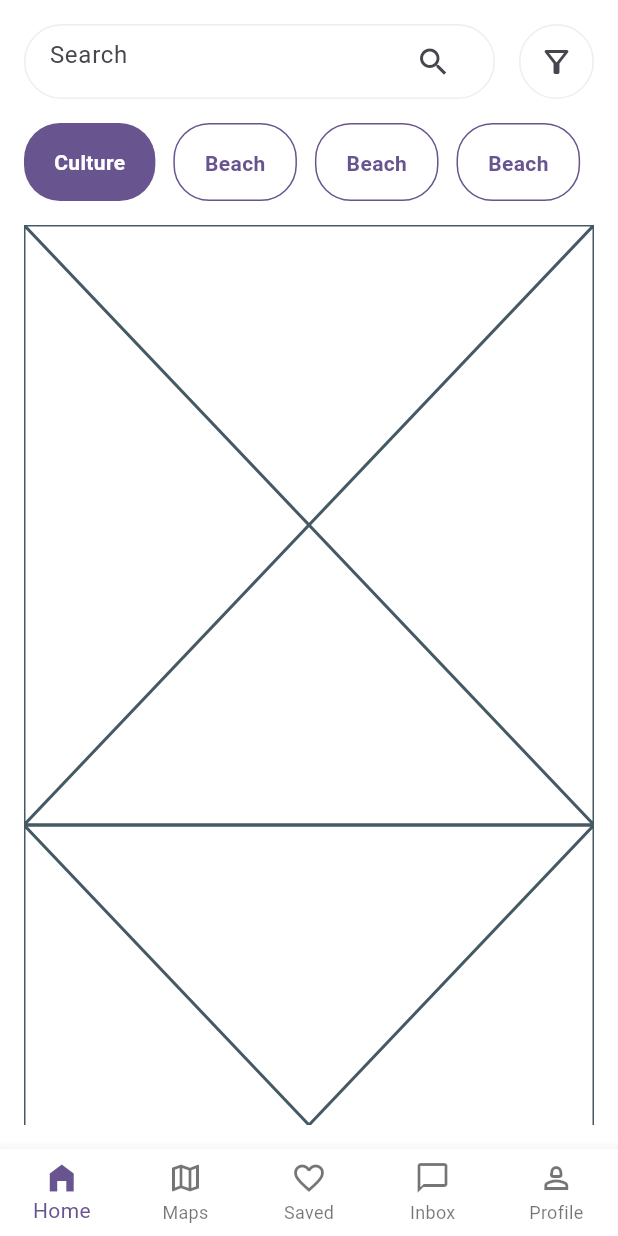
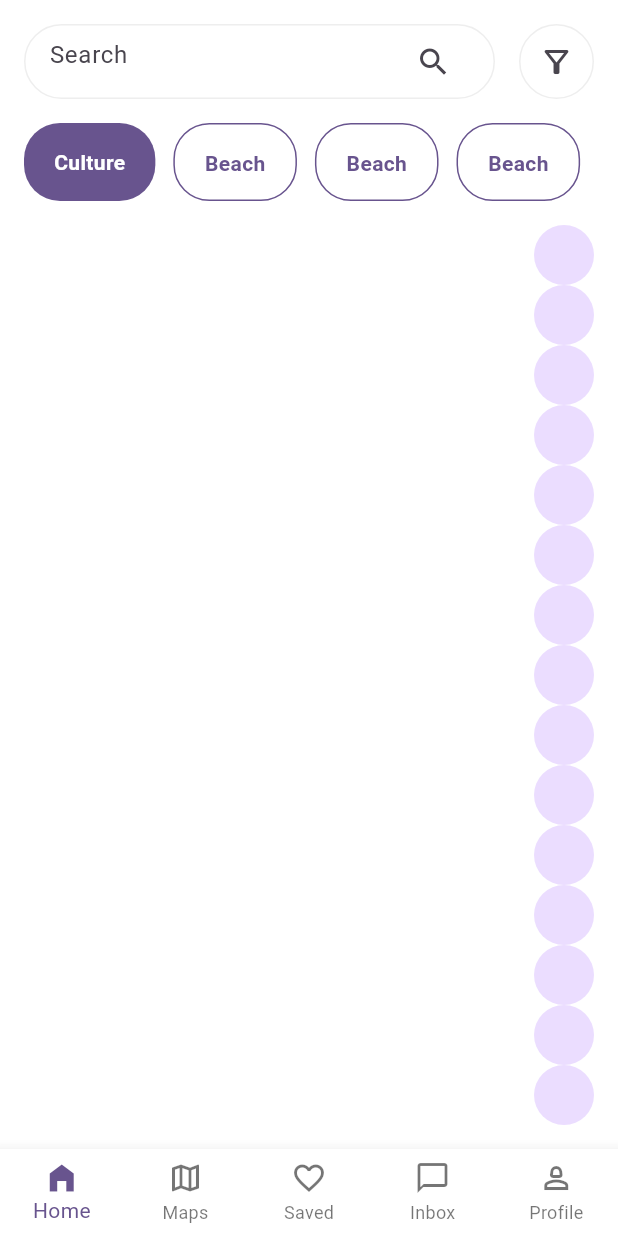
Before and after one commit to JAICHANGPARK/flutter_notebook_chapter_37, a Flutter app: the TravelMainPage screen opened directly, on a phone screen of 412 x 824 dp. Run offline on Flutter 3.47's test engine with Material 3 defaults, Android fonts, the phone set to English and light mode, and no system bars; our stand-ins replace dots_indicator, gap.

Commit message:
Update travel_main_page.dart

```diff
--- a/lib/ep1854_travel_app/view/travel_main_page.dart
+++ b/lib/ep1854_travel_app/view/travel_main_page.dart
@@ -166,7 +166,21 @@ class _TravelMainPageState extends State<TravelMainPage> {
               Gap(16),
               Expanded(child: ListView.builder(
                 itemBuilder: (context, index) {
-                  return Placeholder();
+                  return Container(
+                    decoration: BoxDecoration(
+                      borderRadius: BorderRadius.circular(16)
+                    ),
+                    child: Column(
+                      children: [
+                        Row(
+                          children: [
+                            Spacer(),
+                            CircleAvatar()
+                          ],
+                        )
+                      ],
+                    ),
+                  );
                 },
               ))
             ],
```
